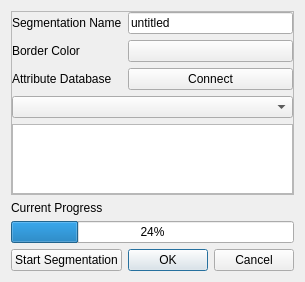
This is CDTStudio/Dialogs/dialognewsegmentation.ui in chenguanzhou/CDTStudio as Qt 5 draws it before an edit. The edited form follows.
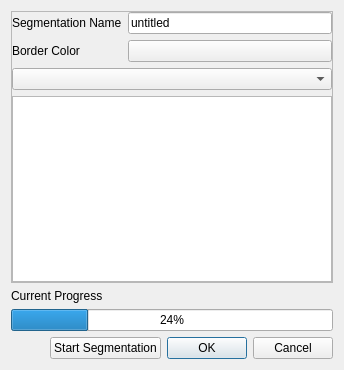
This is the edited form. Custom widgets are drawn as their Qt base class.

Commit message: 1. Fix a bug when close MainWindow 2. Move db dialog from segmentation's dialog to independance 3. Fix a bug for testing db connection 4. Ask user to set db info before attributes generating if not set

```diff
--- a/CDTStudio/Dialogs/dialognewsegmentation.ui
+++ b/CDTStudio/Dialogs/dialognewsegmentation.ui
@@ -6,8 +6,8 @@
    <rect>
     <x>0</x>
     <y>0</y>
-    <width>304</width>
-    <height>278</height>
+    <width>344</width>
+    <height>370</height>
    </rect>
   </property>
   <property name="windowTitle">
@@ -37,6 +37,9 @@
       </property>
       <item>
        <layout class="QFormLayout" name="formLayout">
+        <property name="fieldGrowthPolicy">
+         <enum>QFormLayout::AllNonFixedFieldsGrow</enum>
+        </property>
         <item row="0" column="0">
          <widget class="QLabel" name="label">
           <property name="text">
@@ -71,20 +74,6 @@
           </property>
          </widget>
         </item>
-        <item row="2" column="1">
-         <widget class="QPushButton" name="pushButtonDBInfo">
-          <property name="text">
-           <string>Connect</string>
-          </property>
-         </widget>
-        </item>
-        <item row="2" column="0">
-         <widget class="QLabel" name="label_2">
-          <property name="text">
-           <string>Attribute Database</string>
-          </property>
-         </widget>
-        </item>
        </layout>
       </item>
       <item>
```
The commit also changes 10 other files.
